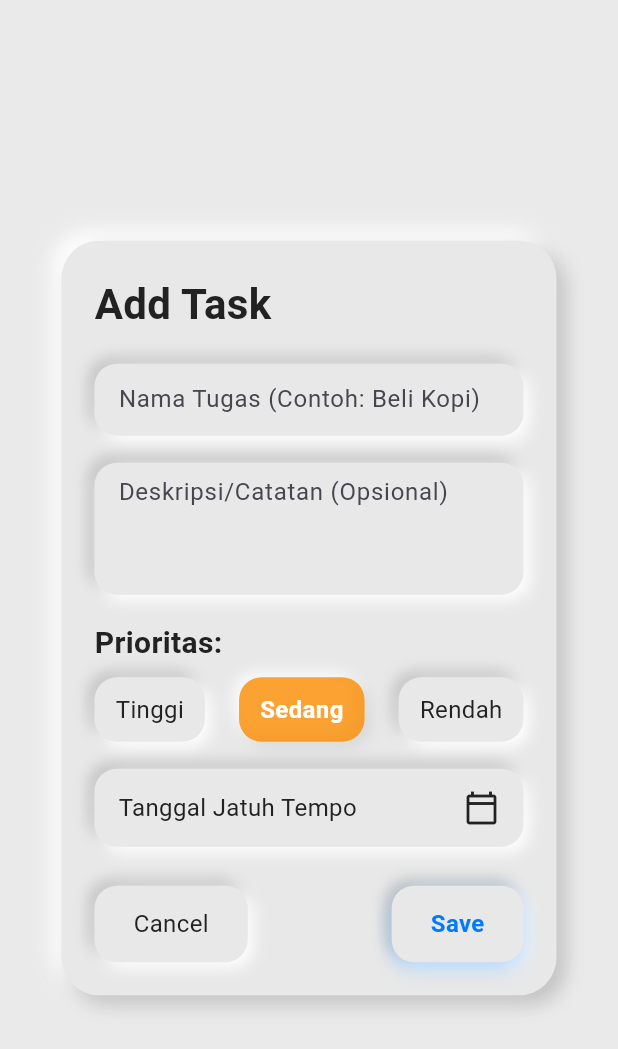
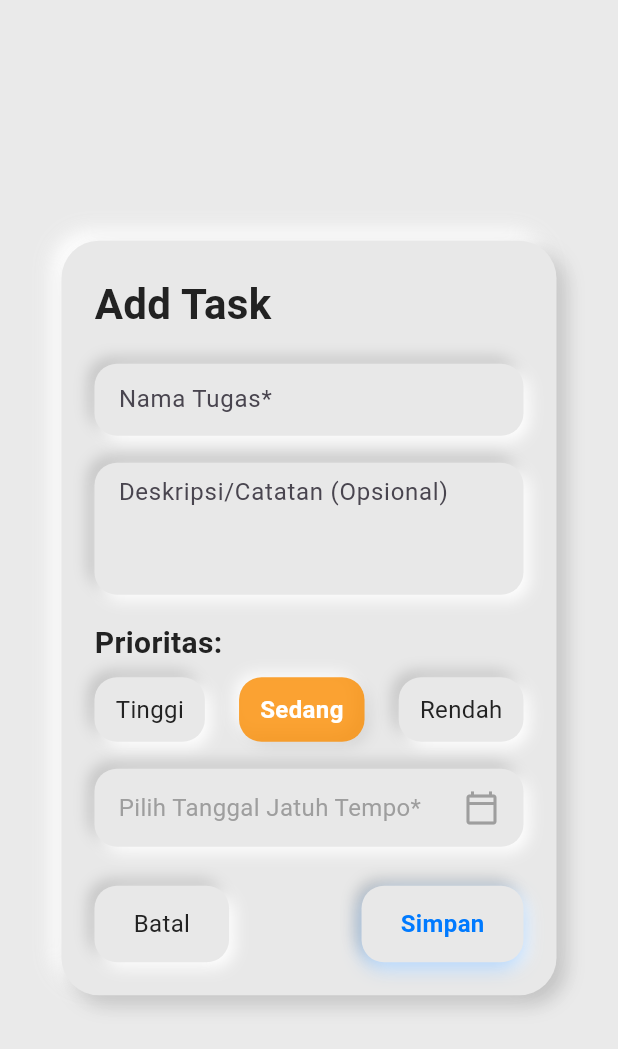
Before and after one commit to Abduldinata/project_flutter_todolist, a Flutter app: the AddTaskPopup screen opened directly, on a phone screen of 412 x 824 dp. Shown: the top 1049 px of the screen. Run offline on Flutter 3.47's test engine with Material 3 defaults, Android fonts, the light colour scheme and no system bars; our stand-ins replace get, get_storage, image_picker, supabase_flutter; accounts and stored records are empty.

Commit message:
fix: perbaiki parameter add task popup
- Sesuaikan parameter dengan task_service
- Tambah validasi untuk field wajib
- Kirim description dan priority ke service
- Perbaiki konversi enum priority
- Tambah feedback error di UI

```diff
--- a/lib/screens/add_task/add_task_popup.dart
+++ b/lib/screens/add_task/add_task_popup.dart
@@ -15,12 +15,24 @@ class AddTaskPopup extends StatefulWidget {
 
 class _AddTaskPopupState extends State<AddTaskPopup> {
   final TextEditingController taskCtrl = TextEditingController();
-  final TextEditingController descCtrl = TextEditingController(); // Controller baru untuk Deskripsi
+  final TextEditingController descCtrl = TextEditingController();
   DateTime? selectedDate;
-  Priority selectedPriority = Priority.medium; // State untuk Prioritas, default Medium
+  Priority selectedPriority = Priority.medium;
 
   String _formatDate(DateTime date) {
     return "${date.day}/${date.month}/${date.year}";
+  }
+
+  // Helper untuk convert Priority ke String
+  String _priorityToString(Priority priority) {
+    switch (priority) {
+      case Priority.high:
+        return "high";
+      case Priority.medium:
+        return "medium";
+      case Priority.low:
+        return "low";
+    }
   }
 
   // Widget untuk tombol Prioritas dengan style Neumorphism
@@ -50,8 +62,8 @@ class _AddTaskPopupState extends State<AddTaskPopup> {
       child: Container(
         padding: const EdgeInsets.symmetric(horizontal: 14, vertical: 10),
         decoration: isSelected
-            ? Neu.pressed.copyWith(color: accentColor.withOpacity(0.8)) // Efek tertekan dan berwarna jika terpilih
-            : Neu.convex, // Efek terangkat jika tidak terpilih
+            ? Neu.pressed.copyWith(color: accentColor.withOpacity(0.8))
+            : Neu.convex,
         child: Text(
           label,
           style: AppStyle.normal.copyWith(
@@ -63,15 +75,44 @@ class _AddTaskPopupState extends State<AddTaskPopup> {
     );
   }
 
+  void _showError(String message) {
+    ScaffoldMessenger.of(context).showSnackBar(
+      SnackBar(
+        content: Text(message),
+        backgroundColor: Colors.red,
+      ),
+    );
+  }
+
+  void _saveTask() {
+    // Validasi input
+    if (taskCtrl.text.isEmpty) {
+      _showError("Nama tugas tidak boleh kosong");
+      return;
+    }
+
+    if (selectedDate == null) {
+      _showError("Pilih tanggal jatuh tempo");
+      return;
+    }
+
+    Navigator.pop(context, {
+      "text": taskCtrl.text,
+      "description": descCtrl.text.isEmpty ? null : descCtrl.text,
+      "date": selectedDate!,
+      "priority": _priorityToString(selectedPriority), // ✅ Kirim priority
+    });
+  }
+
   @override
   Widget build(BuildContext context) {
     return Scaffold(
-      backgroundColor: AppColors.bg.withOpacity(0.9), // Menggunakan AppColors.bg Anda
+      backgroundColor: AppColors.bg.withOpacity(0.9),
       body: Center(
         child: Container(
           width: 330,
           padding: const EdgeInsets.all(22),
-          decoration: Neu.concave, // Background Neumorphism besar
+          decoration: Neu.concave,
           child: Column(
             mainAxisSize: MainAxisSize.min,
             crossAxisAlignment: CrossAxisAlignment.start,
@@ -79,27 +120,28 @@ class _AddTaskPopupState extends State<AddTaskPopup> {
               const Text("Add Task", style: AppStyle.title),
               const SizedBox(height: 20),
 
-              // 1. Nama Tugas (Task Title)
+              // 1. Nama Tugas (Task Title) - REQUIRED
               Container(
                 padding: const EdgeInsets.symmetric(horizontal: 16),
                 decoration: Neu.convex,
                 child: TextField(
                   controller: taskCtrl,
-                  decoration: const InputDecoration(
-                    hintText: "Nama Tugas (Contoh: Beli Kopi)",
+                  decoration: InputDecoration(
+                    hintText: "Nama Tugas*",
                     border: InputBorder.none,
+                    errorText: taskCtrl.text.isEmpty ? null : null,
                   ),
                 ),
               ),
               const SizedBox(height: 18),
 
-              // 2. Deskripsi Tugas (Task Description)
+              // 2. Deskripsi Tugas (Task Description) - OPTIONAL
               Container(
                 padding: const EdgeInsets.symmetric(horizontal: 16),
                 decoration: Neu.convex,
                 child: TextField(
                   controller: descCtrl,
-                  maxLines: 3, // Memungkinkan input deskripsi yang lebih panjang
+                  maxLines: 3,
                   decoration: const InputDecoration(
                     hintText: "Deskripsi/Catatan (Opsional)",
                     border: InputBorder.none,
@@ -108,7 +150,7 @@ class _AddTaskPopupState extends State<AddTaskPopup> {
               ),
               const SizedBox(height: 18),
 
-              // 3. Pilihan Prioritas
+              // 3. Pilihan Prioritas - FUTURE FEATURE
               const Text("Prioritas:", style: AppStyle.subtitle),
               const SizedBox(height: 8),
               Row(
@@ -121,16 +163,18 @@ class _AddTaskPopupState extends State<AddTaskPopup> {
               ),
               const SizedBox(height: 18),
 
-              // 4. Date selector (Tanggal Jatuh Tempo)
+              // 4. Date selector (Tanggal Jatuh Tempo) - REQUIRED
               GestureDetector(
                 onTap: () async {
                   DateTime? picked = await showDatePicker(
                     context: context,
                     initialDate: selectedDate ?? DateTime.now(),
-                    firstDate: DateTime(2000),
-                    lastDate: DateTime(2100),
+                    firstDate: DateTime.now().subtract(const Duration(days: 365)),
+                    lastDate: DateTime.now().add(const Duration(days: 365)),
                   );
-                  if (picked != null) setState(() => selectedDate = picked);
+                  if (picked != null) {
+                    setState(() => selectedDate = picked);
+                  }
                 },
                 child: Container(
                   width: double.infinity,
@@ -144,11 +188,16 @@ class _AddTaskPopupState extends State<AddTaskPopup> {
                     children: [
                       Text(
                         selectedDate == null
-                            ? "Tanggal Jatuh Tempo"
+                            ? "Pilih Tanggal Jatuh Tempo*"
                             : "Jatuh Tempo: ${_formatDate(selectedDate!)}",
-                        style: AppStyle.normal,
+                        style: AppStyle.normal.copyWith(
+                          color: selectedDate == null ? Colors.grey : AppColors.text,
+                        ),
                       ),
-                      Icon(Icons.calendar_today_outlined, color: AppColors.text),
+                      Icon(
+                        Icons.calendar_today_outlined,
+                        color: selectedDate == null ? Colors.grey : AppColors.text
+                      ),
                     ],
                   ),
                 ),
@@ -159,7 +208,7 @@ class _AddTaskPopupState extends State<AddTaskPopup> {
               Row(
                 mainAxisAlignment: MainAxisAlignment.spaceBetween,
                 children: [
-                  // Cancel
+                  // Cancel Button
                   GestureDetector(
                     onTap: () => Navigator.pop(context),
                     child: Container(
@@ -168,26 +217,13 @@ class _AddTaskPopupState extends State<AddTaskPopup> {
                         horizontal: 26,
                       ),
                       decoration: Neu.convex,
-                      child: const Text("Cancel", style: AppStyle.normal),
+                      child: const Text("Batal", style: AppStyle.normal),
                     ),
                   ),
 
-                  // Save
+                  // Save Button
                   GestureDetector(
-                    onTap: () {
-                      if (taskCtrl.text.isEmpty) {
-                        // Secara opsional, tambahkan feedback UI (Toast/Snackbar) di sini
-                        return;
-                      }
-
-                      // Mengembalikan data lengkap ke widget pemanggil
-                      Navigator.pop(context, {
-                        "title": taskCtrl.text,
-                        "description": descCtrl.text,
-                        "date": selectedDate ?? DateTime.now(),
-                        "priority": selectedPriority.name, // Mengirim nama enum (high/medium/low)
-                      });
-                    },
+                    onTap: _saveTask,
                     child: Container(
                       padding: const EdgeInsets.symmetric(
                         vertical: 14,
@@ -195,7 +231,6 @@ class _AddTaskPopupState extends State<AddTaskPopup> {
                       ),
                       decoration: Neu.convex.copyWith(
                         boxShadow: [
-                          // Memberikan sedikit warna pada tombol Save (seperti di screenshot Anda)
                           ...Neu.convex.boxShadow!,
                           BoxShadow(
                             color: AppColors.blue.withOpacity(0.3),
@@ -205,8 +240,11 @@ class _AddTaskPopupState extends State<AddTaskPopup> {
                         ],
                       ),
                       child: Text(
-                        "Save",
-                        style: AppStyle.normal.copyWith(color: AppColors.blue, fontWeight: FontWeight.bold),
+                        "Simpan",
+                        style: AppStyle.normal.copyWith(
+                          color: AppColors.blue,
+                          fontWeight: FontWeight.bold
+                        ),
                       ),
                     ),
                   ),
```
